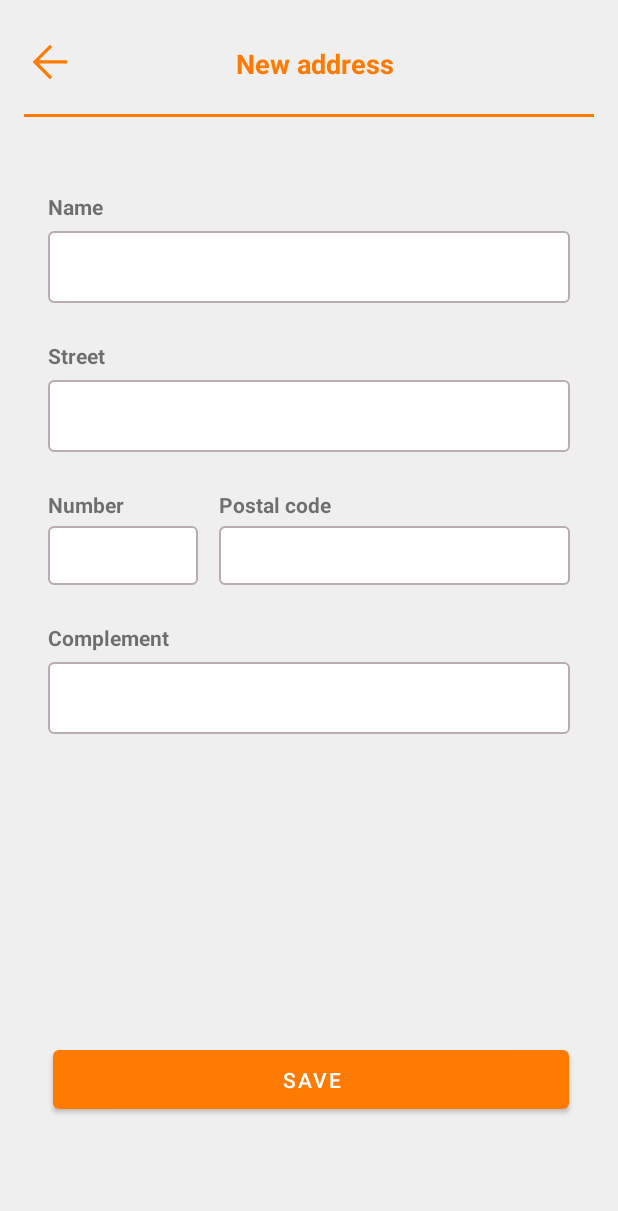
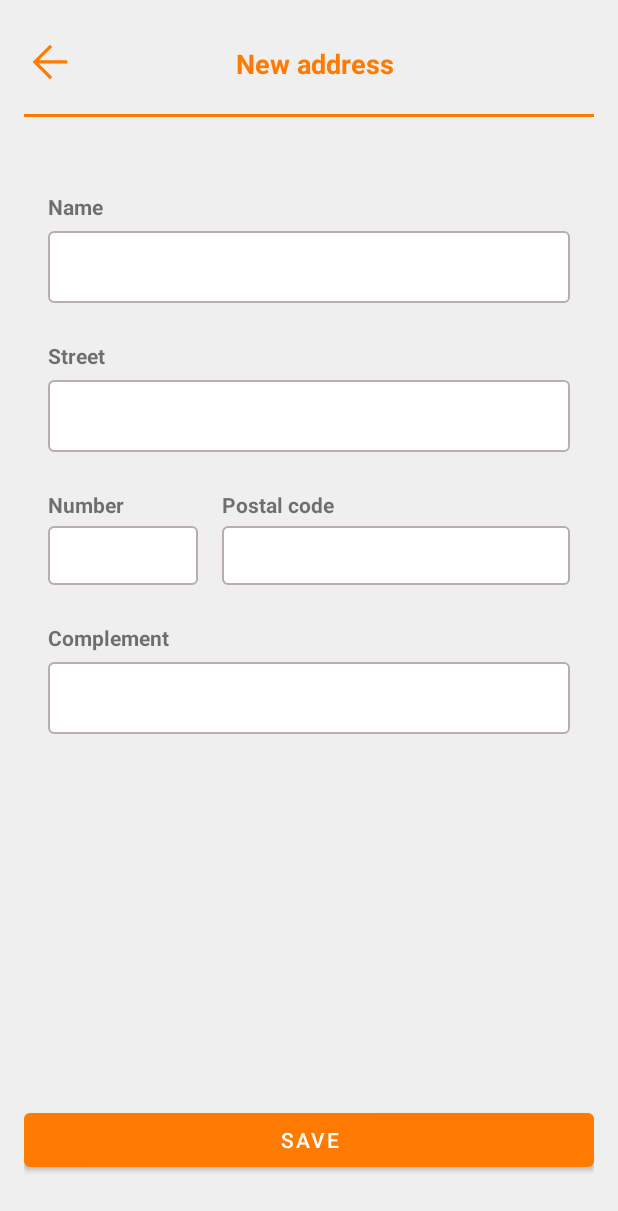
Before and after one commit to miguel57403/safe-eat-client, an Android app: the screen it shows after launch (AddressRegisterActivity), on a phone screen of 412 x 824 dp. Shown: the top 1211 px of the screen. Run offline under Robolectric (Android 15) with nearby library versions, the phone set to English and light mode, and no system bars.

Commit message:
Refactor to merge

```diff
--- a/app/src/main/res/layout/activity_address_register.xml
+++ b/app/src/main/res/layout/activity_address_register.xml
@@ -3,13 +3,13 @@
     xmlns:app="http://schemas.android.com/apk/res-auto"
     xmlns:tools="http://schemas.android.com/tools"
     android:layout_width="match_parent"
+    android:layout_height="match_parent"
     android:paddingHorizontal="16dp"
     android:paddingVertical="24dp"
-    android:layout_height="match_parent"
     tools:context=".AddressRegisterActivity">
 
     <androidx.constraintlayout.widget.ConstraintLayout
-        android:id="@+id/orders_header"
+        android:id="@+id/address_register_header"
         android:layout_width="match_parent"
         android:layout_height="wrap_content"
         app:layout_constraintEnd_toEndOf="parent"
@@ -20,37 +20,36 @@
             android:id="@+id/address_image"
             android:layout_width="36dp"
             android:layout_height="36dp"
+            android:contentDescription="@string/d_back_button"
+            android:src="@drawable/arrow_back_48px"
             app:layout_constraintStart_toStartOf="parent"
             app:layout_constraintTop_toTopOf="parent"
-            app:tint="@color/orange_500"
-            android:src="@drawable/arrow_back_48px"
-            android:contentDescription="@string/description_address" />
+            app:tint="@color/orange_500" />
 
         <TextView
-            android:id="@+id/address_register"
+            android:id="@+id/address_register_title"
             android:layout_width="wrap_content"
             android:layout_height="wrap_content"
             android:layout_marginStart="8dp"
+            android:text="@string/new_address"
+            android:textColor="@color/orange_500"
+            android:textSize="18sp"
+            android:textStyle="bold"
+            app:layout_constraintBottom_toBottomOf="parent"
+            app:layout_constraintEnd_toEndOf="parent"
             app:layout_constraintStart_toStartOf="parent"
-            app:layout_constraintEnd_toEndOf="parent"
-            app:layout_constraintTop_toTopOf="parent"
-            app:layout_constraintBottom_toBottomOf="parent"
-            android:textColor="@color/orange_500"
-            android:textStyle="bold"
-            android:textSize="18sp"
-            android:text="@string/new_address" />
-
+            app:layout_constraintTop_toTopOf="parent" />
     </androidx.constraintlayout.widget.ConstraintLayout>
 
     <FrameLayout
-        android:id="@+id/orders_divider"
+        android:id="@+id/address_register_divider"
         android:layout_width="match_parent"
         android:layout_height="2dp"
         android:layout_marginTop="16dp"
         android:background="@color/orange_500"
         app:layout_constraintEnd_toEndOf="parent"
         app:layout_constraintStart_toStartOf="parent"
-        app:layout_constraintTop_toBottomOf="@+id/orders_header" />
+        app:layout_constraintTop_toBottomOf="@+id/address_register_header" />
 
     <LinearLayout
         android:id="@+id/linearLayout"
@@ -60,7 +59,7 @@
         android:orientation="vertical"
         app:layout_constraintEnd_toEndOf="parent"
         app:layout_constraintStart_toStartOf="parent"
-        app:layout_constraintTop_toTopOf="@+id/orders_divider">
+        app:layout_constraintTop_toTopOf="@+id/address_register_divider">
 
         <TextView
             android:id="@+id/new_address_name_label"
@@ -121,65 +120,61 @@
             app:layout_constraintTop_toTopOf="parent"
             tools:ignore="LabelFor" />
 
-
         <androidx.constraintlayout.widget.ConstraintLayout
             android:id="@+id/address_postal_code"
             android:layout_width="match_parent"
             android:layout_height="wrap_content"
             android:layout_marginTop="25dp">
 
-            <androidx.constraintlayout.widget.ConstraintLayout
+            <LinearLayout
                 android:id="@+id/address_postal_code_left"
                 android:layout_width="100dp"
                 android:layout_height="wrap_content"
-                tools:ignore="MissingConstraints">
+                android:orientation="vertical"
+                app:layout_constraintBottom_toBottomOf="parent"
+                app:layout_constraintEnd_toStartOf="@+id/address_postal_code_right"
+                app:layout_constraintStart_toStartOf="parent"
+                app:layout_constraintTop_toTopOf="parent">
 
                 <TextView
-                    android:id="@+id/new_address_number_label"
+                    android:id="@+id/address_register_number_label"
                     android:layout_width="match_parent"
                     android:layout_height="24dp"
                     android:text="@string/number_address"
                     android:textAlignment="textStart"
                     android:textStyle="bold"
-                    tools:ignore="MissingConstraints"
                     tools:layout_editor_absoluteX="0dp"
                     tools:layout_editor_absoluteY="6dp" />
 
                 <EditText
-                    android:id="@+id/new_address_number_input"
+                    android:id="@+id/address_register_number_input"
                     android:layout_width="match_parent"
                     android:layout_height="39dp"
                     android:autofillHints="complementAddress"
                     android:background="@drawable/edit_text_border"
                     android:ems="10"
                     android:inputType="number"
-                    android:minHeight="48dp"
-                    android:paddingStart="8dp"
-                    android:paddingEnd="8dp"
-                    app:layout_constraintTop_toBottomOf="@+id/new_address_number_label"
-                    tools:ignore="LabelFor,MissingConstraints,TextFields"
-                    tools:layout_editor_absoluteX="2dp" />
-            </androidx.constraintlayout.widget.ConstraintLayout>
+                    tools:ignore="LabelFor" />
+            </LinearLayout>
 
-
-            <androidx.constraintlayout.widget.ConstraintLayout
+            <LinearLayout
                 android:id="@+id/address_postal_code_right"
                 android:layout_width="0dp"
-                android:layout_height="63dp"
-                android:layout_marginStart="14dp"
+                android:layout_height="match_parent"
+                android:layout_marginStart="16dp"
+                android:orientation="vertical"
+                app:layout_constraintBottom_toBottomOf="parent"
                 app:layout_constraintEnd_toEndOf="parent"
-                app:layout_constraintLeft_toRightOf="@+id/address_postal_code_left"
                 app:layout_constraintStart_toEndOf="@+id/address_postal_code_left"
-                tools:ignore="MissingConstraints">
+                app:layout_constraintTop_toTopOf="parent">
 
                 <TextView
                     android:id="@+id/new_address_postal_code_label"
-                    android:layout_width="0dp"
+                    android:layout_width="match_parent"
                     android:layout_height="24dp"
                     android:text="@string/postal_code_address"
                     android:textAlignment="textStart"
-                    android:textStyle="bold"
-                    tools:ignore="MissingConstraints" />
+                    android:textStyle="bold" />
 
                 <EditText
                     android:id="@+id/new_address_postal_code_input"
@@ -189,16 +184,8 @@
                     android:background="@drawable/edit_text_border"
                     android:ems="10"
                     android:inputType="number"
-                    android:minHeight="48dp"
-                    android:paddingStart="8dp"
-                    android:paddingEnd="8dp"
-                    app:layout_constraintBottom_toBottomOf="parent"
-                    app:layout_constraintStart_toStartOf="@+id/new_address_postal_code_label"
-                    app:layout_constraintTop_toBottomOf="@+id/new_address_postal_code_label"
-                    app:layout_constraintVertical_bias="1.0"
-                    tools:ignore="LabelFor,MissingConstraints,TextFields" />
-            </androidx.constraintlayout.widget.ConstraintLayout>
-
+                    tools:ignore="LabelFor" />
+            </LinearLayout>
 
         </androidx.constraintlayout.widget.ConstraintLayout>
 
@@ -234,18 +221,12 @@
     </LinearLayout>
 
     <Button
-        android:id="@+id/button"
-        android:layout_width="344dp"
-        android:layout_height="51dp"
-        android:layout_marginTop="40dp"
-        android:layout_marginBottom="15dp"
+        android:id="@+id/address_register_button"
+        android:layout_width="match_parent"
+        android:layout_height="wrap_content"
+        android:layout_marginBottom="16dp"
         android:text="@string/save_text"
         app:layout_constraintBottom_toBottomOf="parent"
         app:layout_constraintEnd_toEndOf="parent"
-        app:layout_constraintHorizontal_bias="0.537"
-        app:layout_constraintStart_toStartOf="parent"
-        app:layout_constraintTop_toBottomOf="@+id/linearLayout"
-        app:layout_constraintVertical_bias="0.802" />
-
-
+        app:layout_constraintStart_toStartOf="parent" />
 </androidx.constraintlayout.widget.ConstraintLayout>
--- a/app/src/main/res/values/strings.xml
+++ b/app/src/main/res/values/strings.xml
@@ -23,7 +23,6 @@
     <string name="allergy_title">Do you have any kind of food restrictions?</string>
     <string name="allergy_submit">Continue</string>
     <string name="new_address">New address</string>
-    <string name="description_address">Description address</string>
     <string name="name_address">Name\n</string>
     <string name="street_address">Street</string>
     <string name="complement_address">Complement</string>
```
